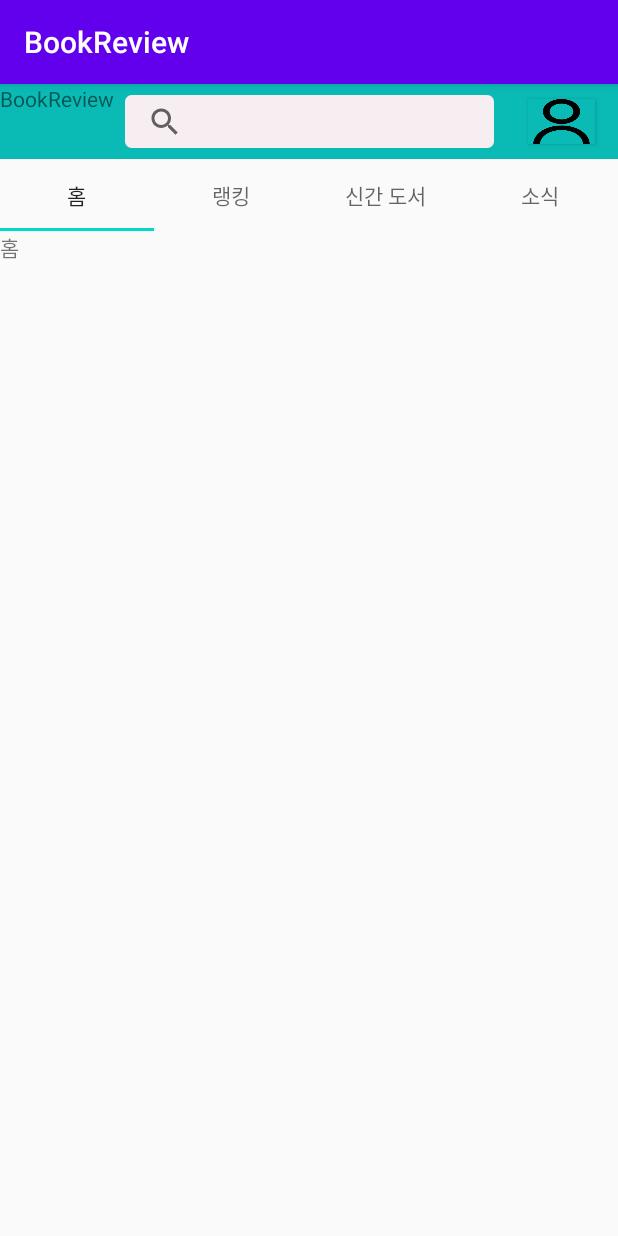
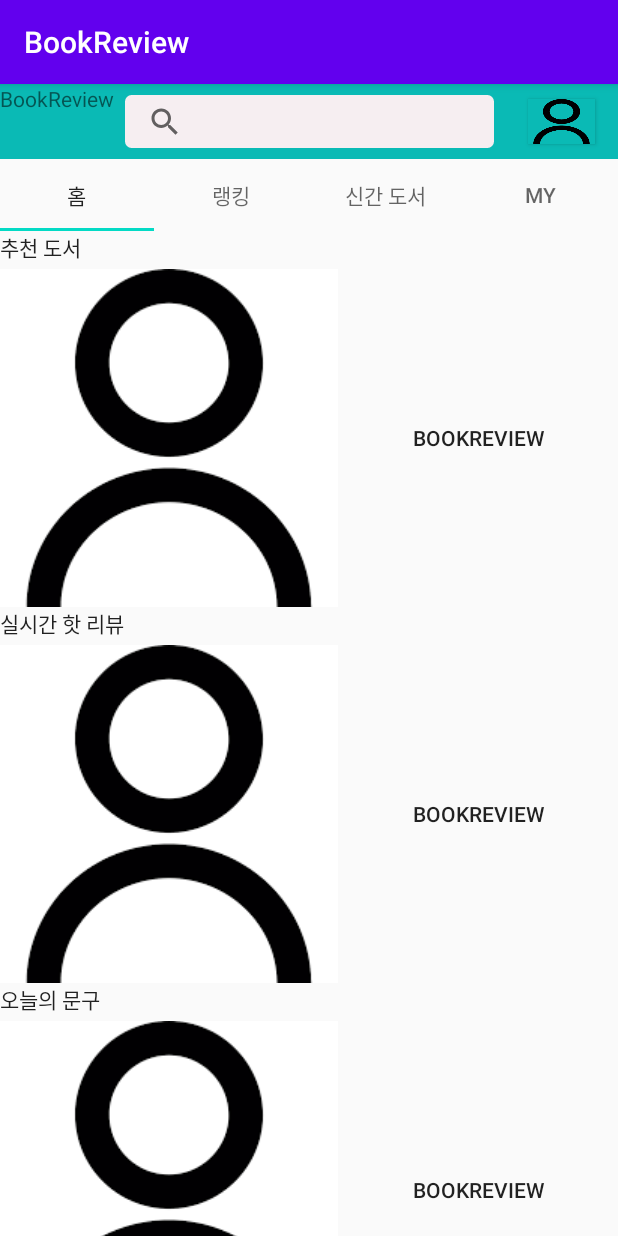
Before and after one commit to PNU-2020-team4/Book-Review-Platform-Front-End, an Android app: the screen it shows after launch (MainActivity), on a phone screen of 412 x 824 dp. Run offline under Robolectric (Android 15) with nearby library versions, the phone set to English and light mode, and no system bars; our stand-ins replace RxJava; libraries missing offline, so code that uses them is left out: com.nhn.android; 6 statements that could not run were skipped.

Commit message:
홈 페이지, 랭킹 페이지, 신간 도서 페이지, MY 페이지 xml 작성

```diff
--- a/app/src/main/java/com/example/bookreview/MainActivity.kt
+++ b/app/src/main/java/com/example/bookreview/MainActivity.kt
@@ -12,7 +12,7 @@ import com.google.android.material.tabs.TabLayoutMediator
 
 class MainActivity : AppCompatActivity() {
     private val viewModel by viewModel<MainViewModel>()
-    private val tabTitles = listOf("홈", "랭킹", "신간 도서", "소식")
+    private val tabTitles = listOf("홈", "랭킹", "신간 도서", "MY")
 
     override fun onCreate(savedInstanceState: Bundle?) {
         super.onCreate(savedInstanceState)
--- a/app/src/main/res/layout/fragment_1.xml
+++ b/app/src/main/res/layout/fragment_1.xml
@@ -8,10 +8,65 @@
         android:layout_height="match_parent"
         android:orientation="vertical">
 
-        <TextView
-            android:id="@+id/textView2"
+        <ScrollView
             android:layout_width="match_parent"
-            android:layout_height="wrap_content"
-            android:text="@string/tap_1" />
+            android:layout_height="match_parent">
+
+            <LinearLayout
+                android:layout_width="match_parent"
+                android:layout_height="wrap_content"
+                android:orientation="vertical" >
+
+                <Button
+                    android:id="@+id/home_recommend"
+                    android:layout_width="match_parent"
+                    android:layout_height="25dp"
+                    android:background="#00ff0000"
+                    android:gravity="start"
+                    android:text="@string/home_recommend" />
+
+                <Button
+                    android:id="@+id/button_recommend"
+                    android:layout_width="match_parent"
+                    android:layout_height="wrap_content"
+                    android:background="#00ff0000"
+                    android:drawableStart="@drawable/userbutton"
+                    android:text="@string/app_name" />
+
+                <Button
+                    android:id="@+id/home_hot_review"
+                    android:layout_width="match_parent"
+                    android:layout_height="25dp"
+                    android:background="#00ff0000"
+                    android:gravity="start"
+                    android:text="@string/home_hot_review" />
+
+                <Button
+                    android:id="@+id/button_hot_review"
+                    android:layout_width="match_parent"
+                    android:layout_height="wrap_content"
+                    android:background="#00ff0000"
+                    android:drawableStart="@drawable/userbutton"
+                    android:text="@string/app_name" />
+
+                <Button
+                    android:id="@+id/home_today_sentence"
+                    android:layout_width="match_parent"
+                    android:layout_height="25dp"
+                    android:background="#00ff0000"
+                    android:gravity="start"
+                    android:text="@string/home_today_sentence" />
+
+                <Button
+                    android:id="@+id/button_today_sentence"
+                    android:layout_width="match_parent"
+                    android:layout_height="wrap_content"
+                    android:background="#00ff0000"
+                    android:drawableStart="@drawable/userbutton"
+                    android:text="@string/app_name" />
+            </LinearLayout>
+        </ScrollView>
+
     </LinearLayout>
+
 </androidx.constraintlayout.widget.ConstraintLayout>
--- a/app/src/main/res/values/strings.xml
+++ b/app/src/main/res/values/strings.xml
@@ -1,7 +1,9 @@
 <resources>
     <string name="app_name">BookReview</string>
-    <string name="tap_1">홈</string>
-    <string name="tap_2">랭킹</string>
-    <string name="tap_3">신간 도서</string>
-    <string name="tap_4">소식</string>
+    <string name="home_recommend">추천 도서</string>
+    <string name="home_hot_review">실시간 핫 리뷰</string>
+    <string name="home_today_sentence">오늘의 문구</string>
+    <string name="my_page_button1">내가 작성한 리뷰</string>
+    <string name="my_page_button2">내가 작성한 댓글</string>
+    <string name="my_page_button3">스크랩</string>
 </resources>
```
Also changed, not shown: app/src/main/res/layout/fragment_2.xml (+20 -4 lines), app/src/main/res/layout/fragment_3.xml (+14 -4 lines), app/src/main/res/layout/fragment_4.xml (+37 -3 lines).
